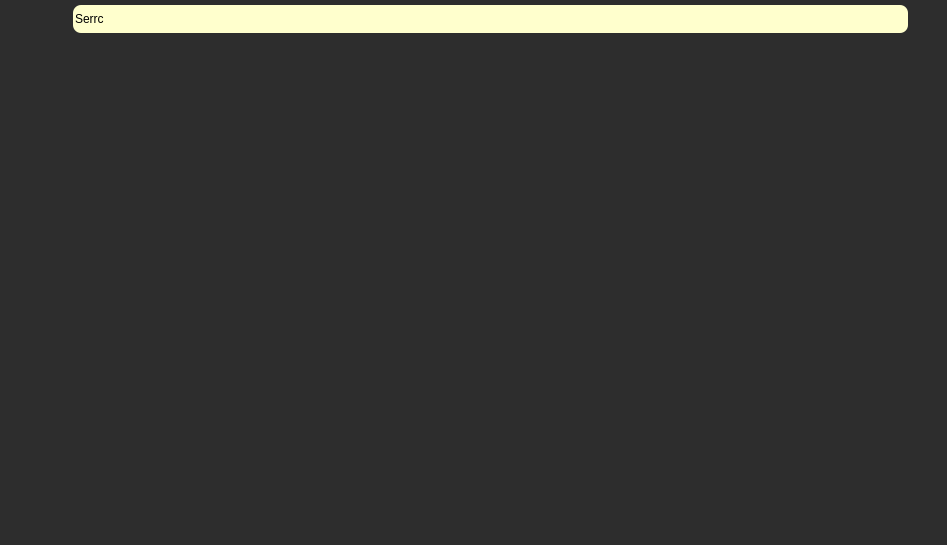
Old version of the form mainwindow.ui in the repository LACF-MIEEC/BasesDados.
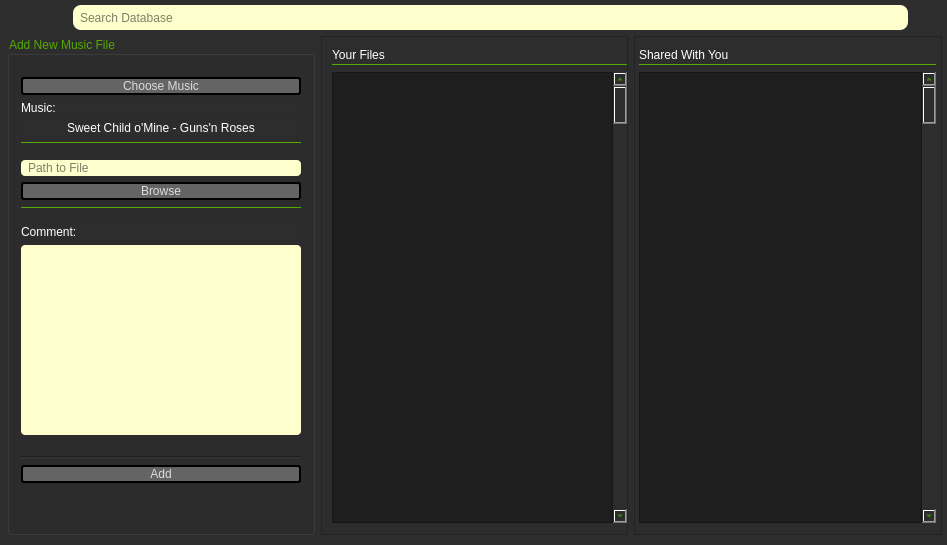
New version of the form. The open tabs and pages were chosen to show the change. Icons and pictures are not drawn.

What changed in the file:
```diff
--- a/mainwindow.ui
+++ b/mainwindow.ui
@@ -48,6 +48,8 @@
 	background-color:rgb(255, 255, 205);
 	border-radius: 4px;
 	color: rgb(0,0,0);
+
+    padding-left: 5px; 
 	
 	selection-color: rgb(255, 255, 255);
 	selection-background-color: rgb(85, 170, 255);
@@ -106,119 +108,6 @@
     <property name="bottomMargin">
      <number>5</number>
     </property>
-    <item row="2" column="0">
-     <layout class="QHBoxLayout" name="horizontalLayout">
-      <item>
-       <widget class="QToolButton" name="homeButton">
-        <property name="sizePolicy">
-         <sizepolicy hsizetype="Minimum" vsizetype="Minimum">
-          <horstretch>0</horstretch>
-          <verstretch>0</verstretch>
-         </sizepolicy>
-        </property>
-        <property name="minimumSize">
-         <size>
-          <width>0</width>
-          <height>25</height>
-         </size>
-        </property>
-        <property name="text">
-         <string/>
-        </property>
-        <property name="icon">
-         <iconset resource="resources.qrc">
-          <normaloff>:/Icons/HomeWhite</normaloff>:/Icons/HomeWhite</iconset>
-        </property>
-        <property name="iconSize">
-         <size>
-          <width>25</width>
-          <height>25</height>
-         </size>
-        </property>
-       </widget>
-      </item>
-      <item>
-       <widget class="QToolButton" name="filesButton">
-        <property name="sizePolicy">
-         <sizepolicy hsizetype="Minimum" vsizetype="Minimum">
-          <horstretch>0</horstretch>
-          <verstretch>0</verstretch>
-         </sizepolicy>
-        </property>
-        <property name="minimumSize">
-         <size>
-          <width>0</width>
-          <height>25</height>
-         </size>
-        </property>
-        <property name="text">
-         <string/>
-        </property>
-        <property name="icon">
-         <iconset resource="resources.qrc">
-          <normaloff>:/Icons/Upload</normaloff>:/Icons/Upload</iconset>
-        </property>
-        <property name="iconSize">
-         <size>
-          <width>25</width>
-          <height>25</height>
-         </size>
-        </property>
-       </widget>
-      </item>
-      <item>
-       <widget class="QLineEdit" name="searchBar">
-        <property name="sizePolicy">
-         <sizepolicy hsizetype="MinimumExpanding" vsizetype="Minimum">
-          <horstretch>0</horstretch>
-          <verstretch>0</verstretch>
-         </sizepolicy>
-        </property>
-        <property name="minimumSize">
-         <size>
-          <width>0</width>
-          <height>25</height>
-         </size>
-        </property>
-        <property name="inputMask">
-         <string>Search</string>
-        </property>
-        <property name="text">
-         <string>Serc</string>
-        </property>
-       </widget>
-      </item>
-      <item>
-       <widget class="QToolButton" name="searchButton">
-        <property name="sizePolicy">
-         <sizepolicy hsizetype="Minimum" vsizetype="Minimum">
-          <horstretch>0</horstretch>
-          <verstretch>0</verstretch>
-         </sizepolicy>
-        </property>
-        <property name="minimumSize">
-         <size>
-          <width>0</width>
-          <height>25</height>
-         </size>
-        </property>
-        <property name="text">
-         <string/>
-        </property>
-        <property name="icon">
-         <iconset resource="resources.qrc">
-          <normaloff>:/Icons/SearchWhite</normaloff>:/Icons/SearchWhite</iconset>
-        </property>
-        <property name="iconSize">
-         <size>
-          <width>25</width>
-          <height>25</height>
-         </size>
-        </property>
-       </widget>
-      </item>
-     </layout>
-    </item>
     <item row="4" column="0">
      <widget class="QStackedWidget" name="stackedWidget">
       <property name="currentIndex">
@@ -844,10 +733,567 @@
         </item>
        </layout>
       </widget>
-      <widget class="QWidget" name="uploadsPage"/>
-      <widget class="QWidget" name="searchPage"/>
+      <widget class="QWidget" name="uploadsPage">
+       <layout class="QGridLayout" name="gridLayout_11">
+        <property name="leftMargin">
+         <number>2</number>
+        </property>
+        <property name="topMargin">
+         <number>0</number>
+        </property>
+        <property name="rightMargin">
+         <number>0</number>
+        </property>
+        <property name="bottomMargin">
+         <number>5</number>
+        </property>
+        <item row="0" column="2">
+         <widget class="QFrame" name="frame_3">
+          <property name="frameShape">
+           <enum>QFrame::StyledPanel</enum>
+          </property>
+          <property name="frameShadow">
+           <enum>QFrame::Raised</enum>
+          </property>
+          <layout class="QGridLayout" name="gridLayout_13">
+           <property name="leftMargin">
+            <number>4</number>
+           </property>
+           <property name="rightMargin">
+            <number>5</number>
+           </property>
+           <property name="verticalSpacing">
+            <number>1</number>
+           </property>
+           <item row="2" column="0">
+            <widget class="QScrollArea" name="sharedFilesScrollArea">
+             <property name="frameShape">
+              <enum>QFrame::NoFrame</enum>
+             </property>
+             <property name="widgetResizable">
+              <bool>true</bool>
+             </property>
+             <widget class="QWidget" name="scrollAreaWidgetContents_6">
+              <property name="geometry">
+               <rect>
+                <x>0</x>
+                <y>0</y>
+                <width>297</width>
+                <height>455</height>
+               </rect>
+              </property>
+              <layout class="QGridLayout" name="gridLayout_15">
+               <property name="leftMargin">
+                <number>0</number>
+               </property>
+               <property name="topMargin">
+                <number>5</number>
+               </property>
+               <property name="rightMargin">
+                <number>0</number>
+               </property>
+               <property name="bottomMargin">
+                <number>0</number>
+               </property>
+               <property name="horizontalSpacing">
+                <number>0</number>
+               </property>
+               <item row="0" column="0">
+                <widget class="QTableView" name="sharedFilesTableView"/>
+               </item>
+               <item row="0" column="1">
+                <widget class="QScrollBar" name="verticalScrollBar_6">
+                 <property name="orientation">
+                  <enum>Qt::Vertical</enum>
+                 </property>
+                </widget>
+               </item>
+              </layout>
+             </widget>
+            </widget>
+           </item>
+           <item row="0" column="0">
+            <widget class="QLabel" name="shredFilesLabel">
+             <property name="text">
+              <string>Shared With You</string>
+             </property>
+            </widget>
+           </item>
+           <item row="1" column="0">
+            <widget class="Line" name="line_10">
+             <property name="frameShadow">
+              <enum>QFrame::Plain</enum>
+             </property>
+             <property name="orientation">
+              <enum>Qt::Horizontal</enum>
+             </property>
+            </widget>
+           </item>
+          </layout>
+         </widget>
+        </item>
+        <item row="0" column="0">
+         <widget class="QGroupBox" name="AddFileGroup">
+          <property name="title">
+           <string>Add New Music File</string>
+          </property>
+          <layout class="QVBoxLayout" name="verticalLayout_3">
+           <item>
+            <spacer name="verticalSpacer">
+             <property name="orientation">
+              <enum>Qt::Vertical</enum>
+             </property>
+             <property name="sizeType">
+              <enum>QSizePolicy::Fixed</enum>
+             </property>
+             <property name="sizeHint" stdset="0">
+              <size>
+               <width>20</width>
+               <height>10</height>
+              </size>
+             </property>
+            </spacer>
+           </item>
+           <item>
+            <widget class="QPushButton" name="chooseMusicButton">
+             <property name="text">
+              <string>Choose Music</string>
+             </property>
+            </widget>
+           </item>
+           <item>
+            <widget class="QLabel" name="musicLabel">
+             <property name="text">
+              <string>Music:</string>
+             </property>
+            </widget>
+           </item>
+           <item>
+            <widget class="QLabel" name="music">
+             <property name="text">
+              <string>Sweet Child o'Mine - Guns'n Roses</string>
+             </property>
+             <property name="alignment">
+              <set>Qt::AlignCenter</set>
+             </property>
+            </widget>
+           </item>
+           <item>
+            <widget class="Line" name="line_3">
+             <property name="frameShadow">
+              <enum>QFrame::Plain</enum>
+             </property>
+             <property name="lineWidth">
+              <number>1</number>
+             </property>
+             <property name="orientation">
+              <enum>Qt::Horizontal</enum>
+             </property>
+            </widget>
+           </item>
+           <item>
+            <spacer name="verticalSpacer_10">
+             <property name="orientation">
+              <enum>Qt::Vertical</enum>
+             </property>
+             <property name="sizeType">
+              <enum>QSizePolicy::Fixed</enum>
+             </property>
+             <property name="sizeHint" stdset="0">
+              <size>
+               <width>20</width>
+               <height>10</height>
+              </size>
+             </property>
+            </spacer>
+           </item>
+           <item>
+            <widget class="QLineEdit" name="pathLabel">
+             <property name="placeholderText">
+              <string>Path to File</string>
+             </property>
+            </widget>
+           </item>
+           <item>
+            <widget class="QPushButton" name="browseButton">
+             <property name="text">
+              <string>Browse</string>
+             </property>
+            </widget>
+           </item>
+           <item>
+            <widget class="Line" name="line_7">
+             <property name="frameShadow">
+              <enum>QFrame::Plain</enum>
+             </property>
+             <property name="lineWidth">
+              <number>1</number>
+             </property>
+             <property name="orientation">
+              <enum>Qt::Horizontal</enum>
+             </property>
+            </widget>
+           </item>
+           <item>
+            <spacer name="verticalSpacer_5">
+             <property name="orientation">
+              <enum>Qt::Vertical</enum>
+             </property>
+             <property name="sizeType">
+              <enum>QSizePolicy::Fixed</enum>
+             </property>
+             <property name="sizeHint" stdset="0">
+              <size>
+               <width>20</width>
+               <height>10</height>
+              </size>
+             </property>
+            </spacer>
+           </item>
+           <item>
+            <widget class="QLabel" name="commentLabel">
+             <property name="text">
+              <string>Comment:</string>
+             </property>
+            </widget>
+           </item>
+           <item>
+            <widget class="QPlainTextEdit" name="comment"/>
+           </item>
+           <item>
+            <spacer name="verticalSpacer_6">
+             <property name="orientation">
+              <enum>Qt::Vertical</enum>
+             </property>
+             <property name="sizeType">
+              <enum>QSizePolicy::Fixed</enum>
+             </property>
+             <property name="sizeHint" stdset="0">
+              <size>
+               <width>20</width>
+               <height>15</height>
+              </size>
+             </property>
+            </spacer>
+           </item>
+           <item>
+            <widget class="Line" name="line_8">
+             <property name="orientation">
+              <enum>Qt::Horizontal</enum>
+             </property>
+            </widget>
+           </item>
+           <item>
+            <widget class="QPushButton" name="addFileButton">
+             <property name="text">
+              <string>Add</string>
+             </property>
+            </widget>
+           </item>
+           <item>
+            <spacer name="verticalSpacer_3">
+             <property name="orientation">
+              <enum>Qt::Vertical</enum>
+             </property>
+             <property name="sizeHint" stdset="0">
+              <size>
+               <width>20</width>
+               <height>40</height>
+              </size>
+             </property>
+            </spacer>
+           </item>
+          </layout>
+         </widget>
+        </item>
+        <item row="0" column="1">
+         <widget class="QFrame" name="frame_2">
+          <property name="frameShape">
+           <enum>QFrame::StyledPanel</enum>
+          </property>
+          <property name="frameShadow">
+           <enum>QFrame::Raised</enum>
+          </property>
+          <layout class="QGridLayout" name="gridLayout_12">
+           <property name="leftMargin">
+            <number>10</number>
+           </property>
+           <property name="rightMargin">
+            <number>0</number>
+           </property>
+           <property name="verticalSpacing">
+            <number>1</number>
+           </property>
+           <item row="1" column="1">
+            <widget class="QLabel" name="yourFileLabel">
+             <property name="text">
+              <string>Your Files</string>
+             </property>
+            </widget>
+           </item>
+           <item row="3" column="1">
+            <widget class="QScrollArea" name="yourFilesScrollArea">
+             <property name="frameShape">
+              <enum>QFrame::NoFrame</enum>
+             </property>
+             <property name="widgetResizable">
+              <bool>true</bool>
+             </property>
+             <widget class="QWidget" name="scrollAreaWidgetContents">
+              <property name="geometry">
+               <rect>
+                <x>0</x>
+                <y>0</y>
+                <width>295</width>
+                <height>455</height>
+               </rect>
+              </property>
+              <layout class="QGridLayout" name="gridLayout_14">
+               <property name="leftMargin">
+                <number>0</number>
+               </property>
+               <property name="topMargin">
+                <number>5</number>
+               </property>
+               <property name="rightMargin">
+                <number>0</number>
+               </property>
+               <property name="bottomMargin">
+                <number>0</number>
+               </property>
+               <property name="horizontalSpacing">
+                <number>0</number>
+               </property>
+               <item row="0" column="1">
+                <widget class="QScrollBar" name="verticalScrollBar_5">
+                 <property name="orientation">
+                  <enum>Qt::Vertical</enum>
+                 </property>
+                </widget>
+               </item>
+               <item row="0" column="0">
+                <widget class="QTableWidget" name="yourFilesTableView">
+                 <property name="sizePolicy">
+                  <sizepolicy hsizetype="Expanding" vsizetype="Expanding">
+                   <horstretch>0</horstretch>
+                   <verstretch>0</verstretch>
+                  </sizepolicy>
+                 </property>
+                </widget>
+               </item>
+              </layout>
+             </widget>
+            </widget>
+           </item>
+           <item row="2" column="1">
+            <widget class="Line" name="line_9">
+             <property name="frameShadow">
+              <enum>QFrame::Plain</enum>
+             </property>
+             <property name="orientation">
+              <enum>Qt::Horizontal</enum>
+             </property>
+            </widget>
+           </item>
+          </layout>
+         </widget>
+        </item>
+       </layout>
+      </widget>
+      <widget class="QWidget" name="searchPage">
+       <layout class="QGridLayout" name="gridLayout_16">
+        <item row="0" column="0">
+         <layout class="QHBoxLayout" name="horizontalLayout_2">
+          <item>
+           <widget class="QCheckBox" name="checkBox_4">
+            <property name="text">
+             <string>CheckBox</string>
+            </property>
+           </widget>
+          </item>
+          <item>
+           <widget class="QCheckBox" name="checkBox_3">
+            <property name="text">
+             <string>CheckBox</string>
+            </property>
+           </widget>
+          </item>
+          <item>
+           <widget class="QCheckBox" name="checkBox_2">
+            <property name="text">
+             <string>CheckBox</string>
+            </property>
+           </widget>
+          </item>
+          <item>
+           <widget class="QCheckBox" name="checkBox">
+            <property name="text">
+             <string>CheckBox</string>
+            </property>
+           </widget>
+          </item>
+         </layout>
+        </item>
+        <item row="1" column="0">
+         <widget class="QScrollArea" name="scrollArea">
+          <property name="widgetResizable">
+           <bool>true</bool>
+          </property>
+          <widget class="QWidget" name="scrollAreaWidgetContents_7">
+           <property name="geometry">
+            <rect>
+             <x>0</x>
+             <y>0</y>
+             <width>917</width>
+             <height>453</height>
+            </rect>
+           </property>
+           <layout class="QHBoxLayout" name="horizontalLayout_3">
+            <item>
+             <layout class="QVBoxLayout" name="verticalLayout_5">
+              <item>
+               <widget class="QLabel" name="label">
+                <property name="text">
+                 <string>TextLabel</string>
+                </property>
+               </widget>
+              </item>
+              <item>
+               <widget class="QTableView" name="tableView"/>
+              </item>
+             </layout>
+            </item>
+            <item>
+             <widget class="QScrollBar" name="verticalScrollBar_7">
+              <property name="orientation">
+               <enum>Qt::Vertical</enum>
+              </property>
+             </widget>
+            </item>
+           </layout>
+          </widget>
+         </widget>
+        </item>
+       </layout>
+      </widget>
      </widget>
     </item>
+    <item row="2" column="0">
+     <layout class="QHBoxLayout" name="horizontalLayout">
+      <item>
+       <widget class="QToolButton" name="homeButton">
+        <property name="sizePolicy">
+         <sizepolicy hsizetype="Minimum" vsizetype="Minimum">
+          <horstretch>0</horstretch>
+          <verstretch>0</verstretch>
+         </sizepolicy>
+        </property>
+        <property name="minimumSize">
+         <size>
+          <width>0</width>
+          <height>25</height>
+         </size>
+        </property>
+        <property name="text">
+         <string/>
+        </property>
+        <property name="icon">
+         <iconset>
+          <normaloff>:/Icons/HomeWhite</normaloff>:/Icons/HomeWhite</iconset>
+        </property>
+        <property name="iconSize">
+         <size>
+          <width>25</width>
+          <height>25</height>
+         </size>
+        </property>
+       </widget>
+      </item>
+      <item>
+       <widget class="QToolButton" name="filesButton">
+        <property name="sizePolicy">
+         <sizepolicy hsizetype="Minimum" vsizetype="Minimum">
+          <horstretch>0</horstretch>
+          <verstretch>0</verstretch>
+         </sizepolicy>
+        </property>
+        <property name="minimumSize">
+         <size>
+          <width>0</width>
+          <height>25</height>
+         </size>
+        </property>
+        <property name="text">
+         <string/>
+        </property>
+        <property name="icon">
+         <iconset>
+          <normaloff>:/Icons/Upload</normaloff>:/Icons/Upload</iconset>
+        </property>
+        <property name="iconSize">
+         <size>
+          <width>25</width>
+          <height>25</height>
+         </size>
+        </property>
+       </widget>
+      </item>
+      <item>
+       <widget class="QLineEdit" name="searchBar">
+        <property name="sizePolicy">
+         <sizepolicy hsizetype="MinimumExpanding" vsizetype="Minimum">
+          <horstretch>0</horstretch>
+          <verstretch>0</verstretch>
+         </sizepolicy>
+        </property>
+        <property name="minimumSize">
+         <size>
+          <width>0</width>
+          <height>25</height>
+         </size>
+        </property>
+        <property name="inputMask">
+         <string/>
+        </property>
+        <property name="text">
+         <string/>
+        </property>
+        <property name="placeholderText">
+         <string>Search Database</string>
+        </property>
+       </widget>
+      </item>
+      <item>
+       <widget class="QToolButton" name="searchButton">
+        <property name="sizePolicy">
+         <sizepolicy hsizetype="Minimum" vsizetype="Minimum">
+          <horstretch>0</horstretch>
+          <verstretch>0</verstretch>
+         </sizepolicy>
+        </property>
+        <property name="minimumSize">
+         <size>
+          <width>0</width>
+          <height>25</height>
+         </size>
+        </property>
+        <property name="text">
+         <string/>
+        </property>
+        <property name="icon">
+         <iconset>
+          <normaloff>:/Icons/SearchWhite</normaloff>:/Icons/SearchWhite</iconset>
+        </property>
+        <property name="iconSize">
+         <size>
+          <width>25</width>
+          <height>25</height>
+         </size>
+        </property>
+       </widget>
+      </item>
+     </layout>
+    </item>
    </layout>
   </widget>
  </widget>
```
Left out of the diff: 139 changed lines with no effect on the pictures.
